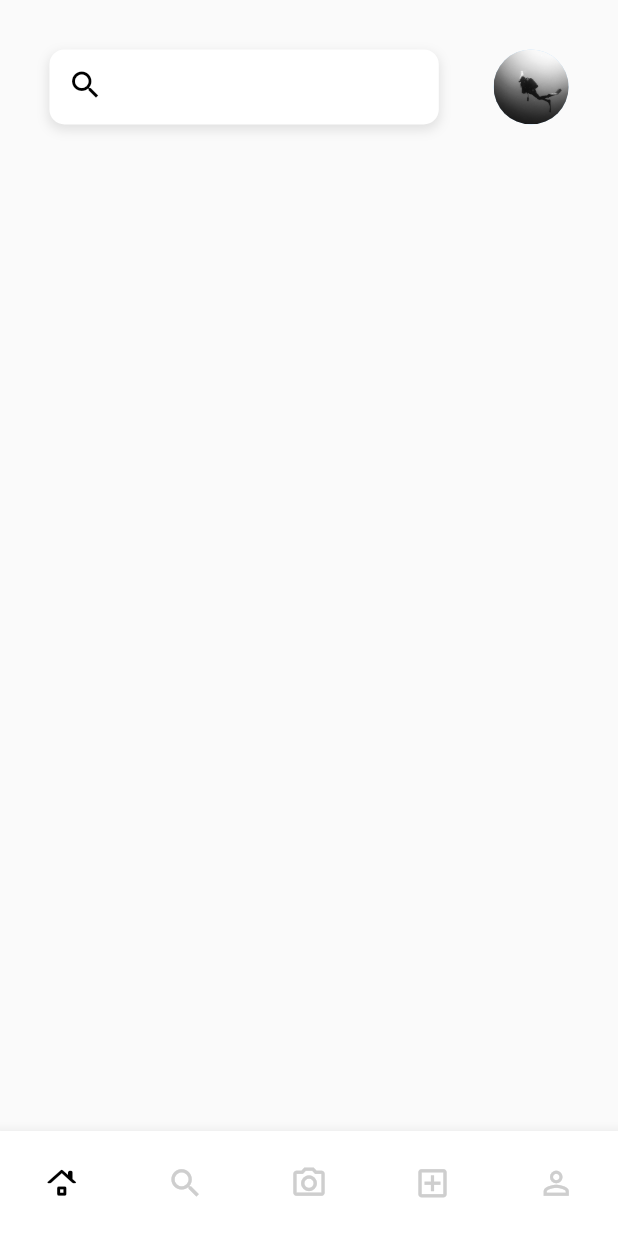
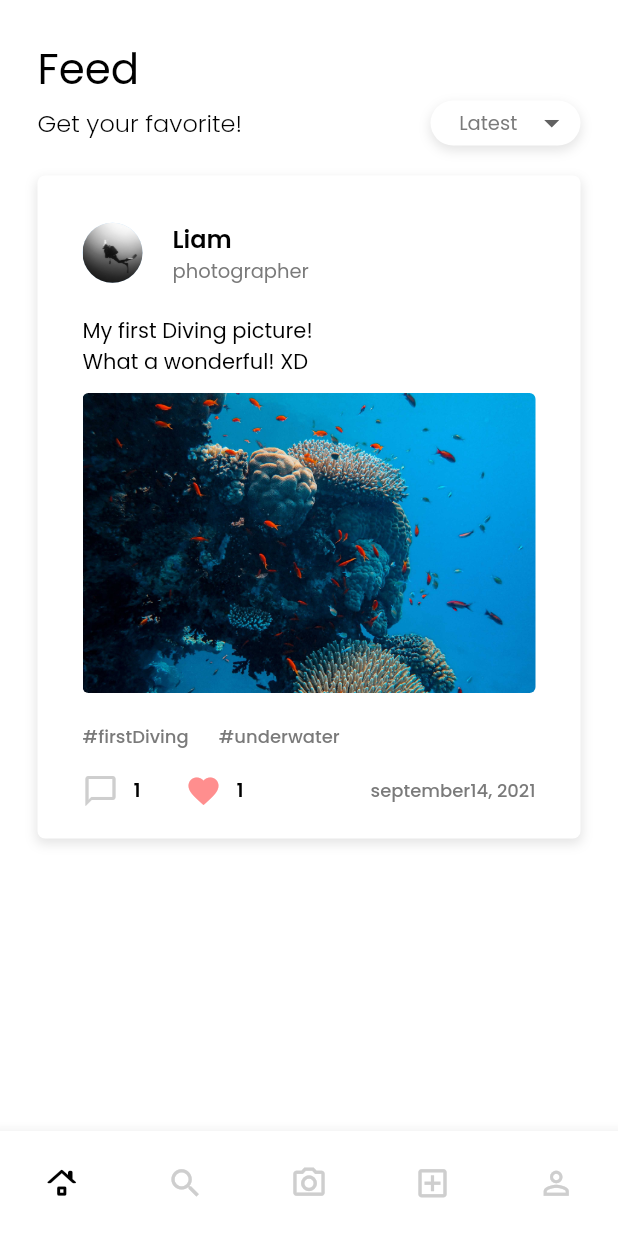
Before and after one commit to mououkouou/flutterSocialApplication, a Flutter app: the screen it shows once a user with an empty profile is signed in, on a phone screen of 412 x 824 dp. Run offline on Flutter 3.47's test engine with Material 2 defaults, Android fonts, the phone set to English and light mode, and no system bars; our stand-ins replace firebase_auth, flutter_signin_button, get, google_fonts, google_sign_in, image_picker; accounts and stored records are empty.

Commit message:
[추가] 메인페이지

```diff
--- a/lib/Layout/boxWidgetComponent.dart
+++ b/lib/Layout/boxWidgetComponent.dart
@@ -2,14 +2,19 @@ import 'package:DiveSocialApp/themeData.dart';
 import 'package:flutter/material.dart';
 
 Widget buildBox(
-    {double width, double height, BoxDecoration boxDecoration, Widget widget}) {
-  return Container(
-    width: width,
-    height: height,
-    child: widget,
-    decoration: boxDecoration,
+    {double width, double height, BoxDecoration boxDecoration, Widget widget, Function ontap}) {
+  return GestureDetector(
+      onTap: ontap,
+      child:
+        Container(
+          width: width,
+          height: height,
+          child: widget,
+          decoration: boxDecoration,
+        ),
   );
 }
+
 BoxDecoration boxDecoration(
     {double borderRadius = 15.0,
     BoxShadow boxShadow,
@@ -33,3 +38,46 @@ BoxShadow boxShadow(
       blurRadius: blurRadius,
       offset: Offset(offsetX, offsetY));
 }
+
+Widget profileName(
+  Widget profile, String name, String job
+) {
+  return
+    Row(
+      children: [
+        profile,
+        SizedBox(width: 20),
+        Column(
+          crossAxisAlignment: CrossAxisAlignment.start,
+          children: [
+            settingText(name, size: 16, weight: FontWeight.w600, align: TextAlign.start),
+            settingText(job, size: 13, color: greyColor, align: TextAlign.start)
+          ],
+        )
+      ],
+    );
+}
+
+Widget displayPostPicture(
+  {width = double.infinity, height=200, AssetImage image}
+){
+  return
+    ClipRRect(
+      borderRadius: BorderRadius.circular(4.0),
+      child: Image(
+        width: double.infinity,
+        height: 200,
+        image: image,
+        fit: BoxFit.cover,
+      ),
+    );
+}
+
+
+  Widget buildTitle(String title){
+    return Text(title, style: titleTextStyle(defaultColor),);
+  }
+
+  Widget buildSubTitle(String title){
+    return Text(title, style: subTextStyle(defaultColor),);
+  }
--- a/lib/Views/accountPage.dart
+++ b/lib/Views/accountPage.dart
@@ -222,7 +222,7 @@ class _AccountPageState extends State<AccountPage> with SingleTickerProviderStat
             ],
           ),
         ),
-        Center(child: profileComponent(AssetImage('assets/diver.jpg'),size: 80)),
+        Center(child: profileComponent(AssetImage('assets/diver.jpg'), size: 80)),
       ]),
     );
   }
--- a/lib/Views/detailPostPage.dart
+++ b/lib/Views/detailPostPage.dart
@@ -3,12 +3,11 @@ import 'package:flutter/material.dart';
 class DetailPostPage extends StatelessWidget {
   final document = {
     'userPhotoUrl': '',
+    'photoUrl' : '',
     'email': 'metabusx@gamail.com',
     'displayName': ' 김인섭',
+    'contents':'gg',
   };
-//  final FirebaseUser user;
-
-//  DetailPostPage({this.document, this.user});
 
   @override
   Widget build(BuildContext context) {
--- a/lib/Views/homePage.dart
+++ b/lib/Views/homePage.dart
@@ -1,62 +1,163 @@
 import 'package:DiveSocialApp/Layout/boxWidgetComponent.dart';
+import 'package:DiveSocialApp/Layout/profile.dart';
+import 'package:DiveSocialApp/Views/postPage.dart';
 import 'package:flutter/material.dart';
 import 'package:google_fonts/google_fonts.dart';
-
+import 'package:get/get.dart';
 import '../themeData.dart';
-import 'feedWidget.dart';
 
 class HomePage extends StatelessWidget {
+  final document = {
+    'nickname': 'Liam',
+  };
+  RxList<String> _dropdownTextList = ['Latest', 'Popular', 'Like'].obs;
+  RxString _selectedValue = 'Latest'.obs;
+
   @override
   Widget build(BuildContext context) {
-    return Scaffold(body: _buildNoBody(context));
-  }
+    return Scaffold(body: _buildHome(context));
   }
 
-//데이터가 없을 때
-Widget _buildNoBody(context) {
+  Widget _buildHome(context) {
     return Scaffold(
+      backgroundColor: whiteColor,
       body: SafeArea(
-      child: Column(
-        children: <Widget>[
-          Container(
-            padding: EdgeInsets.all(sw8),
-            child: buildSearch(),
+        child: Container
+        (
+          padding: EdgeInsets.fromLTRB(25, 25, 25, 0),
+          child:
+          Column(
+            crossAxisAlignment: CrossAxisAlignment.start,
+            children:
+            [
+              buildTitle("Feed"),
+              Row(
+                mainAxisAlignment: MainAxisAlignment.spaceBetween,
+                children: [
+                  buildSubTitle("Get your favorite!"),
+                  Obx(()=>
+                  buildBox(
+                      width: 100,
+                      height: 30,
+                      boxDecoration:
+                        boxDecoration(borderRadius: 20.0, boxShadow: boxShadow()),
+                      widget:
+                        Center(child:
+                          DropdownButtonHideUnderline(
+                            child: ButtonTheme(
+                              alignedDropdown: true,
+                              child:
+                                 DropdownButton<String>(
+                                  value: _selectedValue.value,
+                                  elevation: 30,
+                                  style: GoogleFonts.poppins(
+                                        textStyle: TextStyle(fontSize: 13, color: greyColor)
                                   ),
-          Container(
-            margin: EdgeInsets.only(left: sw8),
-            height: 200.0,
-            child: buildCountry(),
+                                  onChanged: (newValue){
+                                      _selectedValue.value = newValue;
+                                  },
+                                  items: [
+                                    for (var data in _dropdownTextList)
+                                      DropdownMenuItem(
+                                        child: new Text(
+                                          data,
+                                        ),
+                                        value: data,
                                       )
+                                ]),
+                            ),
+                          ),
+                        ),
+                    ),
+                  ),
+                ]
+              ),
+              SizedBox(
+                height: 20
+              ),
+              _buildPost(context),
             ],
           ),
+        )
       ),
     );
   }
 
-Widget buildSearch() {
-  return Row(
-    mainAxisAlignment: MainAxisAlignment.spaceBetween,
+  Widget _buildPost(context){
+    return buildBox(
+      ontap: (){
+        Get.to(PostPage());
+      },
+      width:
+        double.infinity,
+      boxDecoration:
+        boxDecoration(borderRadius: 5.0, boxShadow: boxShadow()),
+      widget: Container(
+        padding: EdgeInsets.fromLTRB(30, 30, 30, 20),
+        child:
+          Column(
             crossAxisAlignment: CrossAxisAlignment.start,
             children: [
-      buildBox(
-          width: sw60 + sw3,
-          height: 50,
-          boxDecoration:
-              boxDecoration(borderRadius: 10.0, boxShadow: boxShadow()),
-          widget: TextField(
-            decoration: InputDecoration(
-                border: InputBorder.none,
-                prefixIcon: Icon(
-                  Icons.search,
-                  color: defaultColor,
-                )),
-          )),
-      buildProfileCircle(AssetImage('assets/liam.jpg'), 50),
+              Row(
+                children: [
+                  profileComponent(AssetImage('assets/diver.jpg'),size: 40,),
+                  SizedBox(width: 20),
+                  Column(
+                    crossAxisAlignment: CrossAxisAlignment.start,
+                    children: [
+                      settingText('Liam', size: 16, weight: FontWeight.w600, align: TextAlign.start),
+                      settingText('photographer', size: 13, color: greyColor, align: TextAlign.start)
                     ],
+                  )
+                ],
+              ),
+              SizedBox(height: 20),
+              settingText("My first Diving picture!\nWhat a wonderful! XD"),
+              SizedBox(height: 10),
+              displayPostPicture(image:AssetImage('assets/postSampleImage2.jpg')),
+              SizedBox(height: 20),
+              Wrap(
+              spacing: 20,
+              runSpacing: 5,
+              children: [
+                settingText("#firstDiving", size: 12, color: greyColor, weight: FontWeight.w500),
+                settingText("#underwater", size: 12, color: greyColor, weight: FontWeight.w500),
+              ],
+              ),
+              SizedBox(height: 15),
+              Row(
+                mainAxisAlignment: MainAxisAlignment.spaceBetween,
+                children:
+                [
+                  Row(
+                    children: [
+                      Row(
+                        children:
+                        [
+                          Icon( Icons.chat_bubble_outline, color: lightGreyColor),
+                          SizedBox(width: 10),
+                          settingText("1", size: 13, color: defaultColor, weight: FontWeight.w600),
+                        ]
+                      ),
+                      SizedBox(width: 30),
+                      Row(
+                        children:
+                        [
+                          Icon( Icons.favorite, color: heartColor),
+                          SizedBox(width: 10),
+                          settingText("1", size: 13, color: defaultColor, weight: FontWeight.w600),
+                        ]
+                      ),
+                    ],
+                  ),
+                  settingText("september14, 2021", size: 12, color: greyColor, weight: FontWeight.w500),
+                ],
+              )
+            ],
+          ),
+
+      ),
     );
   }
 
-Widget buildCountry() {
-  return ListView.builder(
-      scrollDirection: Axis.horizontal, itemBuilder: (context, index) {});
 }
--- a/lib/Views/tabPage.dart
+++ b/lib/Views/tabPage.dart
@@ -1,5 +1,7 @@
 import 'package:DiveSocialApp/Views/createPage.dart';
+import 'package:DiveSocialApp/Views/detailPostPage.dart';
 import 'package:DiveSocialApp/Views/feedWidget.dart';
+import 'package:DiveSocialApp/Views/postPage.dart';
 import 'package:DiveSocialApp/themeData.dart';
 import 'package:firebase_auth/firebase_auth.dart';
 import 'package:flutter/material.dart';
--- a/lib/themeData.dart
+++ b/lib/themeData.dart
@@ -15,6 +15,7 @@ const lightGreyColor = Color(0xFFCECECE);
 const mainBackgroundColor = Color(0xFFF0EFF0);
 // background - 포스트화면
 const subBackgroundColor = Color(0xFFEEF2F5);
+const heartColor = Color(0xFFFF8E8E);
 
 //width,height Data
 final sw1 = ScreenWidth * 0.01;
```
Also changed, not shown: lib/Component/boxWidgetComponent.dart (deleted, +0 -35 lines), lib/Views/postPage.dart (added, +115 -0 lines), lib/Views/searchPage.dart (+4 -10 lines), assets/postSampleImage2.jpg (renamed from assets/francesco-ungaro-hqAGgNsMpEY-unsplash.jpg). Lines whose indentation alone changed are shown as unchanged.
